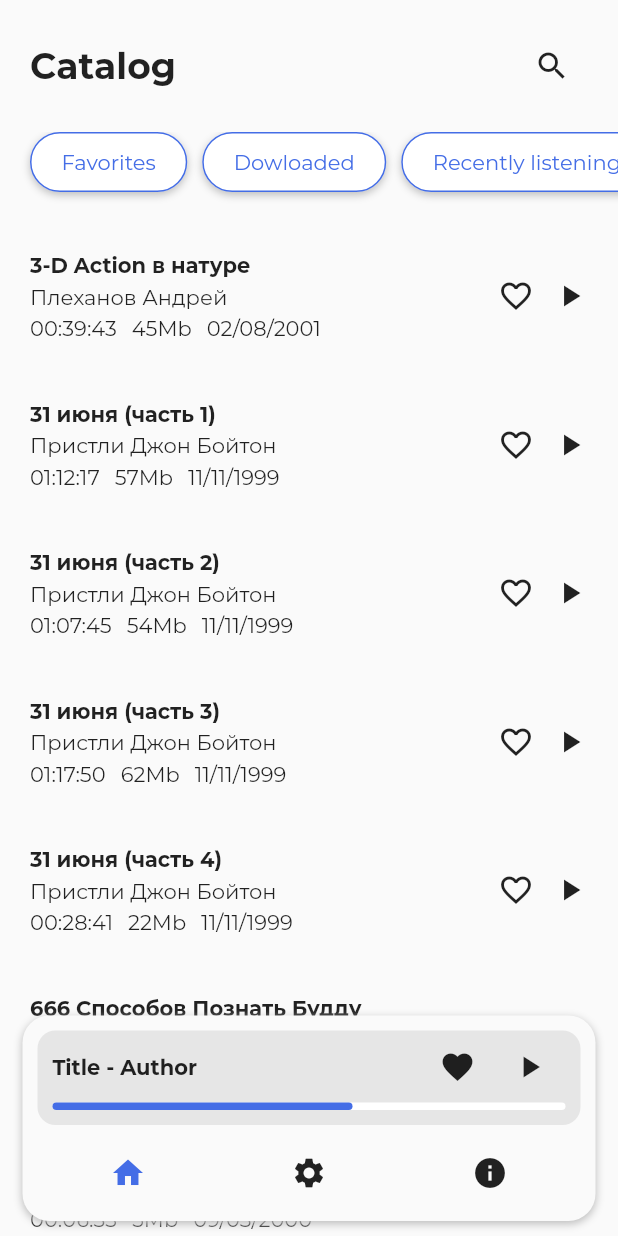
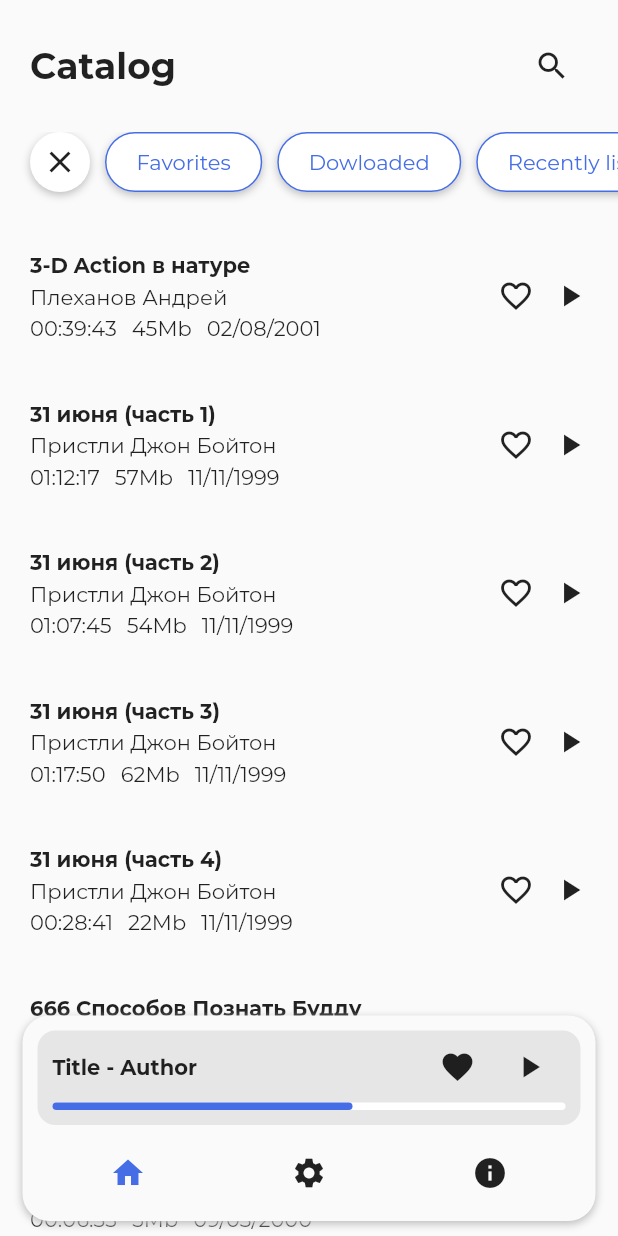
Before and after one commit to ekinsdrow/mds, a Flutter app: the screen it shows after launch, on a phone screen of 412 x 824 dp. Run offline on Flutter 3.47's test engine with Material 2 defaults, Android fonts, the phone set to English and light mode, and no system bars; our stand-ins replace auto_route, bloc, dio, flutter_bloc, flutter_svg, freezed_annotation and 2 more; generated files the repository leaves out were written again; project files that could hold a hidden picture were left out.

Commit message:
Add clear filtres button

```diff
--- a/lib/features/main/data/notifiers/catalog_notifier.dart
+++ b/lib/features/main/data/notifiers/catalog_notifier.dart
@@ -88,6 +88,15 @@ class CatalogNotifier extends ChangeNotifier {
     _applyFiltres();
   }
 
+  void clearFiltres() {
+    _showOnlyFav = false;
+    _searchText = '';
+    _sortDirection = SortDirections.asc;
+    _sortType = SortTypes.name;
+
+    _applyFiltres();
+  }
+
   void _applyFiltres() {
     _applySearch();
     _applyShowOnlyFav();
--- a/lib/features/main/features/home/widgets/home_page.dart
+++ b/lib/features/main/features/home/widgets/home_page.dart
@@ -131,6 +131,40 @@ class _Filters extends StatelessWidget {
         physics: const BouncingScrollPhysics(),
         scrollDirection: Axis.horizontal,
         children: [
+          Container(
+            decoration: BoxDecoration(
+              shape: BoxShape.circle,
+              boxShadow: [
+                BoxShadow(
+                  color: Theme.of(context).shadowColor,
+                  offset: const Offset(
+                    0,
+                    2,
+                  ),
+                  blurRadius: 4,
+                  spreadRadius: 0,
+                ),
+              ],
+            ),
+            width: 40,
+            height: 40,
+            child: Material(
+              color: Colors.white,
+              borderRadius: BorderRadius.circular(50),
+              child: InkWell(
+                onTap: () {
+                  context.read<CatalogNotifier>().clearFiltres();
+                },
+                borderRadius: BorderRadius.circular(50),
+                child: const Icon(
+                  Icons.clear,
+                ),
+              ),
+            ),
+          ),
+          const SizedBox(
+            width: Constants.smallPadding,
+          ),
           _FilterCard(
             text: AppLocalizations.of(context)!.favorites,
             callback: () {
@@ -193,6 +227,7 @@ class _FilterCard extends StatelessWidget {
   @override
   Widget build(BuildContext context) {
     return Container(
+      height: 40,
       decoration: BoxDecoration(
         borderRadius: BorderRadius.circular(
           Constants.borderRadius * 2,
```
